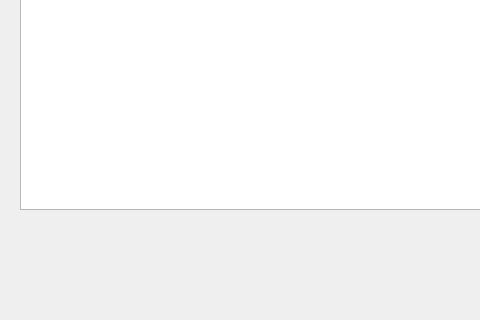
Above: mainwindow.ui from Big-Dogs/Bulk-Club-Project before the change; both pictures show x 0 to 480 and y 400 to 720 of the 1280 by 720 pixel window. Below: the same form after it.
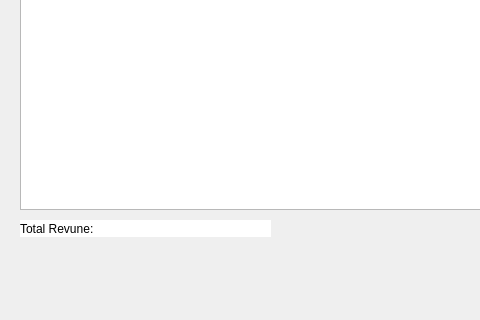
That is the form after the change.

```diff
--- a/mainwindow.ui
+++ b/mainwindow.ui
@@ -228,6 +228,25 @@
          </rect>
         </property>
        </widget>
+       <widget class="QLabel" name="label_total_revune">
+        <property name="geometry">
+         <rect>
+          <x>20</x>
+          <y>500</y>
+          <width>251</width>
+          <height>17</height>
+         </rect>
+        </property>
+        <property name="autoFillBackground">
+         <bool>false</bool>
+        </property>
+        <property name="styleSheet">
+         <string notr="true">background-color: rgb(255, 255, 255);</string>
+        </property>
+        <property name="text">
+         <string>Total Revune: </string>
+        </property>
+       </widget>
       </widget>
       <widget class="QWidget" name="page_sales_sortitem">
        <widget class="QLabel" name="label_inventorysales">
```
